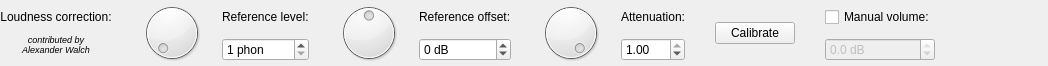
Before: the Qt Designer form Editor/guis/LoudnessCorrectionFilterGUI.ui in xup61069/EqAPO64_with_VST3_support, drawn with Qt 5.
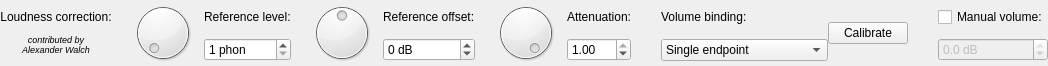
After: the same form once the commit is applied.

Commit message: feat: protect subsonic loudness correction

What changed in the file:
```diff
--- a/Editor/guis/LoudnessCorrectionFilterGUI.ui
+++ b/Editor/guis/LoudnessCorrectionFilterGUI.ui
@@ -13,7 +13,7 @@
   <property name="windowTitle">
    <string notr="true"/>
   </property>
-  <layout class="QGridLayout" name="gridLayout" columnstretch="0,0,0,0,0,0,0,0,0,0,0,0,0,0,0">
+  <layout class="QGridLayout" name="gridLayout" columnstretch="0,0,0,0,0,0,0,0,0,0,0,0,0,0,0,0">
    <property name="leftMargin">
     <number>0</number>
    </property>
@@ -29,7 +29,7 @@
    <property name="spacing">
     <number>0</number>
    </property>
-   <item row="1" column="13">
+   <item row="1" column="14">
     <widget class="QDoubleSpinBox" name="volumeSpinBox">
      <property name="enabled">
       <bool>false</bool>
@@ -80,7 +80,7 @@
      </property>
     </widget>
    </item>
-   <item row="0" column="14">
+   <item row="0" column="15">
     <spacer name="horizontalSpacer_4">
      <property name="orientation">
       <enum>Qt::Horizontal</enum>
@@ -93,7 +93,7 @@
      </property>
     </spacer>
    </item>
-   <item row="0" column="13">
+   <item row="0" column="14">
     <widget class="QCheckBox" name="manualVolumeCheckBox">
      <property name="toolTip">
       <string>Use this when a DAC or amplifier hardware knob controls the real listening level.</string>
@@ -320,14 +320,38 @@
      </property>
     </widget>
    </item>
-   <item row="0" column="11" rowspan="2">
+   <item row="0" column="11">
+    <widget class="QLabel" name="bindingLabel">
+     <property name="text">
+      <string>Volume binding:</string>
+     </property>
+    </widget>
+   </item>
+   <item row="1" column="11">
+    <widget class="QComboBox" name="bindingComboBox">
+     <property name="toolTip">
+      <string>Single follows the current APO playback endpoint. Global follows the Windows default Multimedia playback volume across all APO instances; use Global for VB-Audio Matrix.</string>
+     </property>
+     <item>
+      <property name="text">
+       <string>Single endpoint</string>
+      </property>
+     </item>
+     <item>
+      <property name="text">
+       <string>Global (Windows default)</string>
+      </property>
+     </item>
+    </widget>
+   </item>
+   <item row="0" column="12" rowspan="2">
     <widget class="QPushButton" name="calibrateButton">
      <property name="text">
       <string>Calibrate</string>
      </property>
     </widget>
    </item>
-   <item row="0" column="12">
+   <item row="0" column="13">
     <spacer name="horizontalSpacer_6">
      <property name="orientation">
       <enum>Qt::Horizontal</enum>
```
The commit also changes 23 other files.
